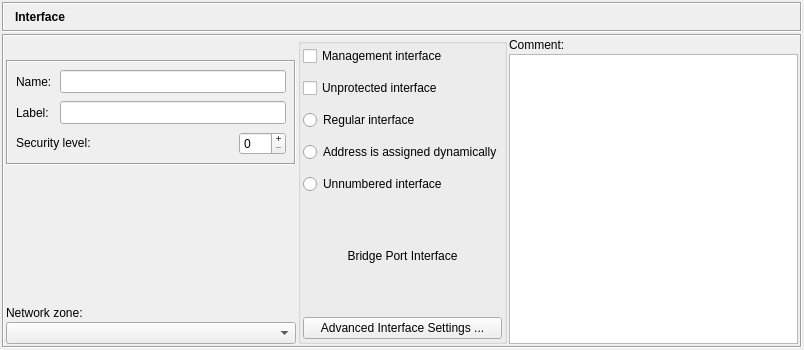
Above: src/gui/interfacedialog_q.ui from fwbuilder/fwbuilder before the change. Below: the same form after it.
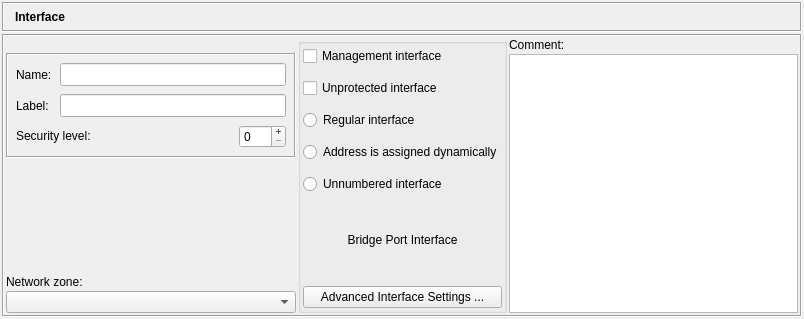
That is the form after the change. Icons and pictures are not drawn.

Commit message: layout adjustments on Linux

Patch:
```diff
--- a/src/gui/interfacedialog_q.ui
+++ b/src/gui/interfacedialog_q.ui
@@ -4,12 +4,12 @@
   <property name="enabled" >
    <bool>true</bool>
   </property>
-  <property name="geometry" >
+  <property name="geometry">
    <rect>
     <x>0</x>
     <y>0</y>
     <width>804</width>
-    <height>350</height>
+    <height>319</height>
    </rect>
   </property>
   <property name="sizePolicy" >
@@ -433,7 +433,7 @@
    </item>
   </layout>
  </widget>
- <layoutdefault spacing="2" margin="2" />
+ <layoutdefault spacing="2" margin="2"/>
  <tabstops>
   <tabstop>obj_name</tabstop>
   <tabstop>label</tabstop>
```
Left out of the diff: 365 changed lines with no effect on the pictures. The commit also changes 3 other files.
